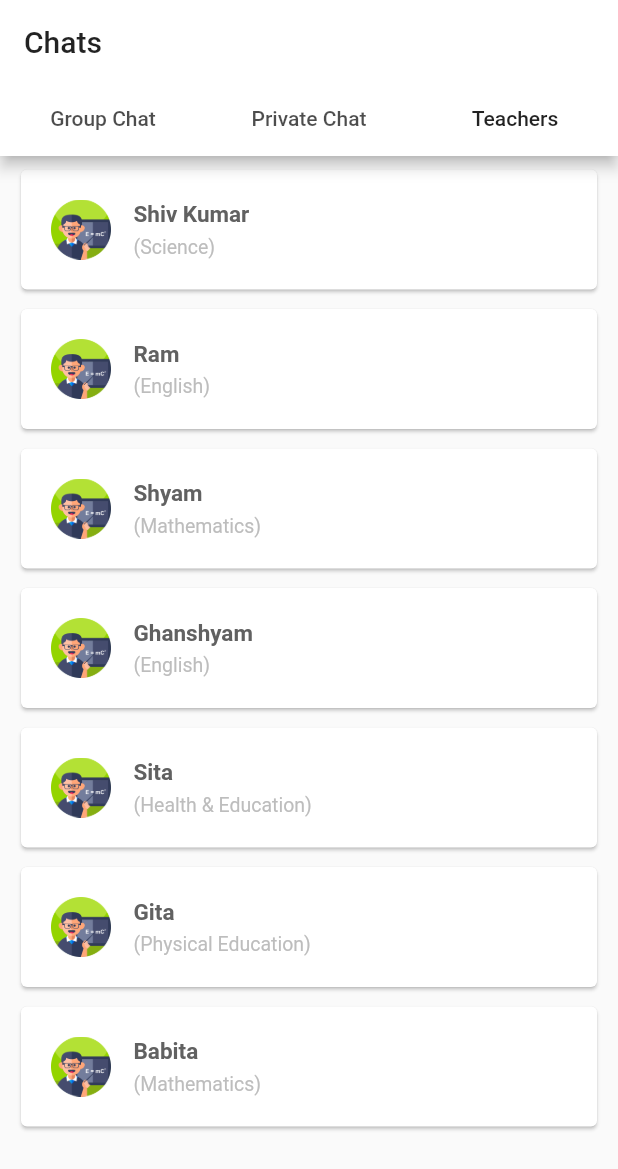
After one commit to shrawank039/students_flutter, a Flutter app: the TabsApp screen opened directly, tab 3 chosen, on a phone screen of 412 x 824 dp. The commit adds this screen. Shown: the top 1169 px of the screen. Run offline on Flutter 3.47's test engine with Material 2 defaults, Android fonts, the phone set to English and light mode, and no system bars; our stand-ins replace fluttertoast, shared_preferences; missing offline and left inert: onesignal_flutter; accounts and stored records are empty; Roboto replaces fonts that are missing (Gamja Flower).

Commit message:
Fragment added.

```diff
--- /dev/null
+++ b/lib/Fragments/TeachersList.dart
@@ -0,0 +1,93 @@
+import 'package:flutter/material.dart';
+import 'package:fluttertoast/fluttertoast.dart';
+
+class TeachersList extends StatelessWidget {
+  final teacherSpecialization = [
+    '(Science)',
+    '(English)',
+    '(Mathematics)',
+    '(English)',
+    '(Health & Education)',
+    '(Physical Education)',
+    '(Mathematics)'
+  ];
+
+  final teacherName = [
+    'Shiv Kumar',
+    'Ram',
+    'Shyam',
+    'Ghanshyam',
+    'Sita',
+    'Gita',
+    'Babita'
+  ];
+
+  @override
+  Widget build(BuildContext context) {
+    return ListView.builder(
+      itemCount: teacherName.length,
+      scrollDirection: Axis.vertical,
+      itemBuilder: (BuildContext context, int position) {
+        return Container(
+          margin: EdgeInsets.only(left: 10.0, right: 10, top: 5),
+          child: GestureDetector(
+            onTap: () {
+              showToast('Position: $position');
+            },
+            child: Card(
+              child: Padding(
+                padding: const EdgeInsets.all(20.0),
+                child: Row(
+                  children: <Widget>[
+                    Container(
+                      margin: EdgeInsets.only(right: 15.0),
+                      height: 40,
+                      width: 40,
+                      child: Image.asset(
+                        'assets/images/teacher_icon.png',
+                      ),
+                    ),
+                    Column(
+                      crossAxisAlignment: CrossAxisAlignment.start,
+                      children: <Widget>[
+                        Text(
+                          teacherName[position],
+                          style: TextStyle(
+                            fontSize: 15,
+                            fontWeight: FontWeight.bold,
+                            color: Colors.grey[700],
+                          ),
+                        ),
+                        Container(
+                          margin: EdgeInsets.only(top: 5.0),
+                          child: Text(
+                            teacherSpecialization[position],
+                            style: TextStyle(
+                              fontSize: 13,
+                              color: Colors.grey[400],
+                            ),
+                          ),
+                        ),
+                      ],
+                    ),
+                  ],
+                ),
+              ),
+            ),
+          ),
+        );
+      },
+    );
+  }
+
+  void showToast(message) {
+    Fluttertoast.showToast(
+        msg: message,
+        toastLength: Toast.LENGTH_SHORT,
+        gravity: ToastGravity.BOTTOM,
+        timeInSecForIos: 1,
+        backgroundColor: Colors.red,
+        textColor: Colors.white,
+        fontSize: 16.0);
+  }
+}
--- a/lib/Screens/SubjectsList.dart
+++ b/lib/Screens/SubjectsList.dart
@@ -1,108 +1,55 @@
 import 'package:flutter/cupertino.dart';
 import 'package:flutter/material.dart';
-import 'package:fluttertoast/fluttertoast.dart';
+import 'package:students/Fragments/GroupChat.dart';
+import 'package:students/Fragments/Privatechat.dart';
+import 'package:students/Fragments/TeachersList.dart';
 
 void main() {
   runApp(SubjectsList());
 }
 
 class SubjectsList extends StatelessWidget {
-  final timetable = [
-    '9am-10am',
-    '10am-11am',
-    '11am-12am',
-    '12am-1am',
-    '2am-3am',
-    '3am-4am',
-    '4am-5am'
-  ];
-  final subjects = [
-    'Mathematics',
-    'Science',
-    'History',
-    'Physics',
-    'Biology',
-    'Zoology',
-    'Health and Physical'
-  ];
-  final classStatus = [
-    'assets/images/completed_classes.png',
-    'assets/images/completed_classes.png',
-    'assets/images/completed_classes.png',
-    'assets/images/ongoing_classes.png',
-    'assets/images/pending_class.png',
-    'assets/images/pending_class.png',
-    'assets/images/pending_class.png'
+  @override
+  Widget build(BuildContext context) {
+    return MaterialApp(
+      title: 'Tabs App',
+      home: TabsApp(),
+    );
+  }
+}
+
+class TabsApp extends StatelessWidget {
+  List<Widget> containers = [
+    new GroupChat(),
+    new Privatechat(),
+    new TeachersList()
   ];
 
   @override
   Widget build(BuildContext context) {
-    return MaterialApp(
-      home: Scaffold(
+    return DefaultTabController(
+      length: 3,
+      child: Scaffold(
         appBar: AppBar(
-          title: Text("Subjects List"),
+          title: Text('Chats'),
+          bottom: TabBar(
+            tabs: <Widget>[
+              Tab(
+                text: 'Group Chat',
+              ),
+              Tab(
+                text: 'Private Chat',
+              ),
+              Tab(
+                text: 'Teachers',
+              ),
+            ],
+          ),
         ),
-        body: Container(
-          child: ListView.builder(
-            itemCount: timetable.length,
-            scrollDirection: Axis.vertical,
-            itemBuilder: (BuildContext context, int position) {
-              return Container(
-                margin: EdgeInsets.only(left: 10.0, right: 10, top: 5),
-                child: GestureDetector(
-                  onTap: () {
-                    showToast('Position: $position');
-                  },
-                  child: Card(
-                    child: Padding(
-                      padding: const EdgeInsets.all(20.0),
-                      child: Row(
-                        mainAxisAlignment: MainAxisAlignment.spaceBetween,
-                        children: <Widget>[
-                          Text(
-                            timetable[position],
-                            style: TextStyle(
-                              fontSize: 12,
-                              fontWeight: FontWeight.bold,
-                              color: Colors.grey[500],
-                            ),
-                          ),
-                          Text(
-                            subjects[position],
-                            style: TextStyle(
-                              fontSize: 13,
-                              fontWeight: FontWeight.bold,
-                              color: Colors.grey[700],
-                            ),
-                          ),
-                          Container(
-                            height: 25,
-                            width: 25,
-                            child: Image.asset(
-                              classStatus[position],
-                            ),
-                          ),
-                        ],
-                      ),
-                    ),
-                  ),
-                ),
-              );
-            },
-          ),
+        body: TabBarView(
+          children: containers,
         ),
       ),
     );
   }
-
-  void showToast(message) {
-    Fluttertoast.showToast(
-        msg: message,
-        toastLength: Toast.LENGTH_SHORT,
-        gravity: ToastGravity.BOTTOM,
-        timeInSecForIos: 1,
-        backgroundColor: Colors.red,
-        textColor: Colors.white,
-        fontSize: 16.0);
-  }
 }
```
Also changed, not shown: lib/Fragments/GroupChat.dart (added, +95 -0 lines), lib/Fragments/Privatechat.dart (added, +92 -0 lines), assets/images/teacher_icon.png (added), pubspec.lock, 4 other files.
